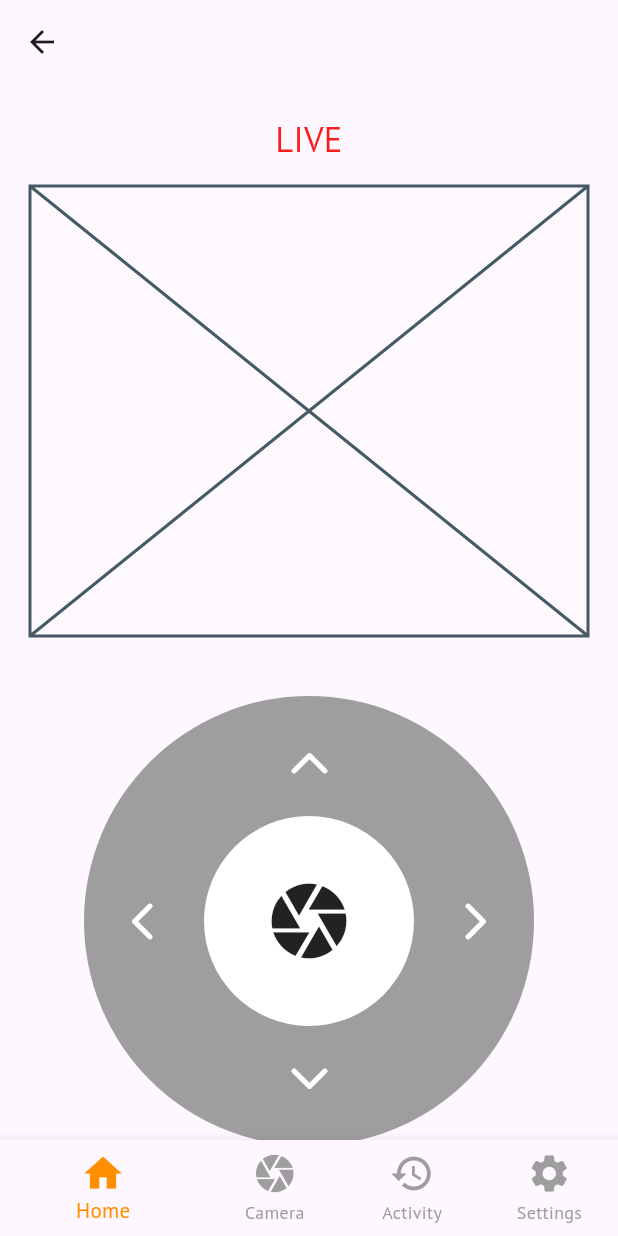
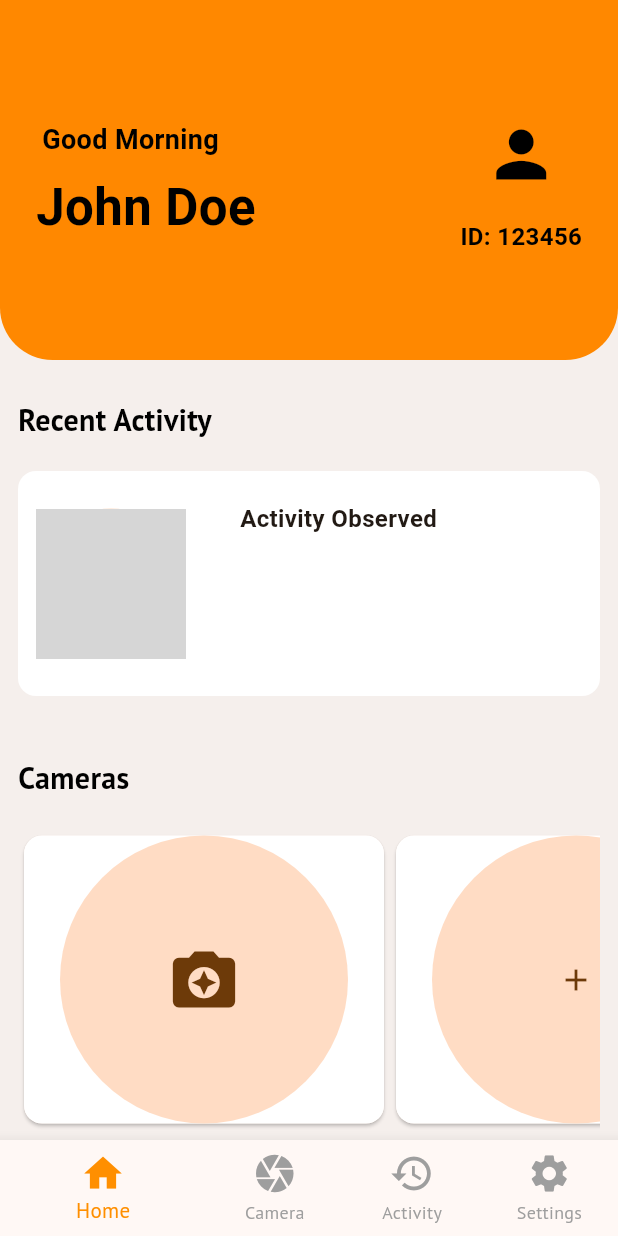
Before and after one commit to AROR4/wildlife_surveillance, a Flutter app: the navbar screen opened directly, on a phone screen of 412 x 824 dp. Run offline on Flutter 3.47's test engine with Material 2 defaults, Android fonts, the phone set to English and light mode, and no system bars; our stand-ins replace firebase_auth, firebase_core, fluttertoast, icons_plus, image_picker, velocity_x; accounts and stored records are empty; network calls fail; grey boxes are pictures that could not be loaded.

Commit message:
added more pages

```diff
--- a/lib/main.dart
+++ b/lib/main.dart
@@ -19,7 +19,7 @@ class MyApp extends StatelessWidget {
       title: 'Flutter Demo',
       theme: ThemeData(
 
-        colorScheme: ColorScheme.fromSeed(seedColor: Colors.deepPurple),
+        colorScheme: ColorScheme.fromSeed(seedColor:Color.fromARGB(237, 255, 136, 0)),
         useMaterial3: true,
       ),
       home: splashscreen(),
--- a/lib/ui/camera.dart
+++ b/lib/ui/camera.dart
@@ -13,13 +13,12 @@ class _camerashutterState extends State<camerashutter> {
   @override
   Widget build(BuildContext context) {
     return Scaffold(
-      appBar: AppBar(bottomOpacity: 100,),
-      body: SafeArea(
+      // appBar: AppBar(bottomOpacity: 100,),
+      body: SingleChildScrollView(
+        child: SafeArea(
           child: Padding(
-          padding: const EdgeInsets.all(20.0),
+            padding: const EdgeInsets.all(10.0),
             child: Column(children: [
-
-
               Text("LIVE",style: TextStyle(fontSize: 23,fontFamily: 'PT Sans',color: Color.fromARGB(255, 248, 28, 28)),textAlign: TextAlign.center ,),
               SizedBox(height: 15,),
               Container(decoration: BoxDecoration(borderRadius: BorderRadius.circular(12),color: Colors.white12),height: 300,
@@ -86,6 +85,7 @@ class _camerashutterState extends State<camerashutter> {
             ]),
           ),
         ),
+      ),
     );
   }
 }
--- /dev/null
+++ b/lib/ui/navbar/homepage.dart
@@ -0,0 +1,194 @@
+import 'package:flutter/cupertino.dart';
+import 'package:flutter/material.dart';
+import 'package:velocity_x/velocity_x.dart';
+import 'package:wildlife_surveillance/ui/camera.dart';
+
+class HomePage extends StatefulWidget {
+  const HomePage({super.key});
+
+  @override
+  State<HomePage> createState() => _HomePageState();
+}
+
+class _HomePageState extends State<HomePage> {
+  @override
+  Widget build(BuildContext context) {
+    return Scaffold(
+      backgroundColor: Colors.grey.withOpacity(0.1),
+      extendBodyBehindAppBar: true,
+      appBar: PreferredSize(
+        preferredSize: Size.fromHeight(0),
+        child: Container(), // Hide the default AppBar
+      ),
+      body: SingleChildScrollView(
+        child: Column(
+          mainAxisAlignment: MainAxisAlignment.start,
+          crossAxisAlignment: CrossAxisAlignment.start,
+          children: [
+            HomeAppBar(userName: "John Doe", userId: "123456"),
+            25.heightBox,
+
+
+
+                    Padding(
+                      padding: const EdgeInsets.symmetric(horizontal: 12),
+                      child: Column(
+                        mainAxisAlignment: MainAxisAlignment.start,
+          crossAxisAlignment: CrossAxisAlignment.start,
+                        children: [
+                          Text("Recent Activity",style: TextStyle(fontFamily: 'PT Sans',fontSize:20 ,color: Colors.black,fontWeight: FontWeight.w700),),
+                    20.heightBox,
+                          Container(
+                            width: double.infinity,
+                            height: 150,
+                            decoration: BoxDecoration(borderRadius: BorderRadius.circular(12),color: Colors.white),
+                            child: Padding(
+                              padding: const EdgeInsets.symmetric(horizontal: 12,vertical: 0),
+                              child: Row(
+                                  children: [
+                                     CircleAvatar(
+                                      radius: 50,
+                                      backgroundImage: NetworkImage('https://images.unsplash.com/photo-1618588507085-c79565432917?ixlib=rb-4.0.3&ixid=M3wxMjA3fDB8MHxzZWFyY2h8Mnx8YmVhdXRpZnVsJTIwbmF0dXJlfGVufDB8fDB8fHww&w=1000&q=80'),),
+
+
+                                    SizedBox(width: 20),
+                                    Padding(
+                                      padding: EdgeInsets.all(16.0),
+                                      child: Column(
+                                        crossAxisAlignment: CrossAxisAlignment.start,
+                                        children: [
+                                          "Activity Observed".text.bold.size(16).make(),
+                                          10.heightBox,
+                                        ],
+                                      ).py4(),
+                                    ),
+                                  ],
+                                ),
+                            ),
+                          ),
+                          40.heightBox,
+                          Text("Cameras",style: TextStyle(fontFamily: 'PT Sans',fontSize:20 ,color: Colors.black,fontWeight: FontWeight.w700),),
+                          20.heightBox,
+                          Container(
+                            width: 500,
+                            height: 200,
+
+                            child:
+                            ListView.builder(
+
+                              scrollDirection: Axis.horizontal,
+
+                              itemCount: 2, // Number of containers
+                              itemBuilder: (context, index) {
+
+                                return Padding(
+                                  padding: EdgeInsets.symmetric(horizontal: 0),
+                                  child: Card(
+                                    child: InkWell(
+                                      onTap: (){
+                                        Navigator.push(context,MaterialPageRoute(builder: (context)=> camerashutter()));
+                                      },
+                                      child: Container(
+                                        width: 240,
+                                        height: 100,
+                                        decoration: BoxDecoration(borderRadius: BorderRadius.circular(12),color: Colors.white),
+                                        child: index==0 ? CircleAvatar(child: Icon(Icons.camera_enhance,size: 50,),radius: 30,):
+                                        CircleAvatar(child: Icon(Icons.add),),
+                                      ),
+                                    ),
+                                  ),
+                                );
+                              },
+                            ),
+                          ),
+                        ],
+                      ),
+                    ),
+                  ],
+                ),
+      ),
+        );
+  }
+}
+
+class HomeAppBar extends StatelessWidget {
+  final String userName;
+  final String userId;
+
+  HomeAppBar({required this.userName, required this.userId});
+
+  @override
+  Widget build(BuildContext context) {
+    String greeting = _getGreeting();
+    return Container(
+      height: 240,
+      decoration: BoxDecoration(
+        color: Color.fromARGB(255, 255, 136, 0),
+        borderRadius: BorderRadius.vertical(bottom: Radius.circular(35.0)),
+      ),
+      padding: EdgeInsets.symmetric(horizontal: 16.0),
+      child: Row(
+        children: [
+          Column(
+            crossAxisAlignment: CrossAxisAlignment.start,
+            children: [
+              10.heightBox,
+              Text(
+                greeting,
+                style: TextStyle(
+                  fontSize: 18,
+                  fontWeight: FontWeight.bold,
+                  color: Colors.black,
+                ),
+              ).px4(),
+              SizedBox(height: 8),
+              Text(
+                userName,
+                style: TextStyle(
+                  fontSize: 34,
+                  fontWeight: FontWeight.bold,
+                  color: Colors.black,
+                ),
+              ),
+            ],
+          ),
+          Spacer(),
+          Column(
+            children: [
+              IconButton(
+                icon: Icon(
+                  Icons.person,
+                  size: 50,
+                  color: Colors.black,
+                ),
+                onPressed: () {
+                  // Handle profile icon press
+                },
+              ),
+              SizedBox(height: 10),
+              Text(
+                'ID: $userId',
+                style: TextStyle(
+                  fontSize: 16,
+                  fontWeight: FontWeight.bold,
+                  color: Colors.black,
+                ),
+              ),
+            ],
+          ),
+        ],
+      ).py(70).px8(),
+    );
+  }
+
+  String _getGreeting() {
+    final now = DateTime.now();
+    if (now.hour < 12) {
+      return 'Good Morning';
+    } else if (now.hour < 17) {
+      return 'Good Afternoon';
+    } else {
+      return 'Good Evening';
+    }
+  }
+}
--- a/lib/ui/navbar/navbar.dart
+++ b/lib/ui/navbar/navbar.dart
@@ -2,6 +2,9 @@ import 'package:flutter/material.dart';
 import 'package:wildlife_surveillance/ui/navbar/settings.dart';
 
 import '../camera.dart';
+import 'gallery.dart';
+import 'history.dart';
+import 'homepage.dart';
 
 class navbar extends StatefulWidget {
   const navbar({super.key});
@@ -14,16 +17,10 @@ class _navbarState extends State<navbar> {
   int _selectedIndex = 0;
   static const TextStyle optionStyle =
       TextStyle(fontSize: 30, fontWeight: FontWeight.bold);
-  static const List<Widget> _widgetOptions = <Widget>[
-    camerashutter(),
-    Text(
-      'Index 1: Business',
-      style: optionStyle,
-    ),
-    Text(
-      'Index 2: School',
-      style: optionStyle,
-    ),
+  static  List<Widget> _widgetOptions = <Widget>[
+    HomePage(),
+    GalleryPage(),
+    ActivityMonitoringPage(),
     settings(),
   ];
 
--- a/pubspec.yaml
+++ b/pubspec.yaml
@@ -41,6 +41,10 @@ dependencies:
   cloud_firestore: ^4.8.5
   fluttertoast: ^8.2.2
   icons_plus: ^4.0.0
+  image_picker: ^1.0.2
+  path_provider: ^2.1.0
+  permission_handler: ^10.4.3
+  velocity_x: ^4.1.1
 
 dev_dependencies:
   flutter_test:
```
Also changed, not shown: lib/ui/navbar/gallery.dart (added, +209 -0 lines), lib/ui/navbar/history.dart (added, +131 -0 lines), pubspec.lock, 5 other files. Lines whose indentation alone changed are shown as unchanged.
